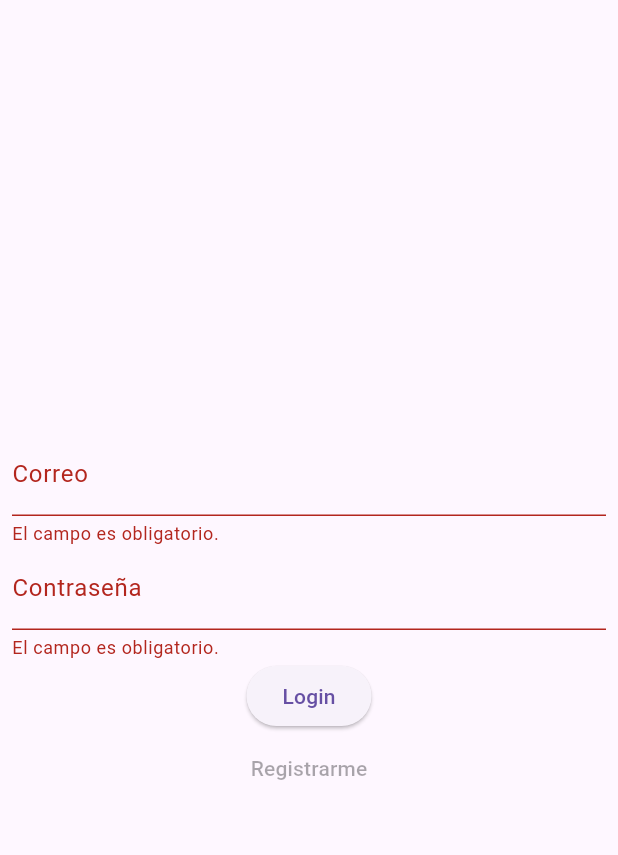
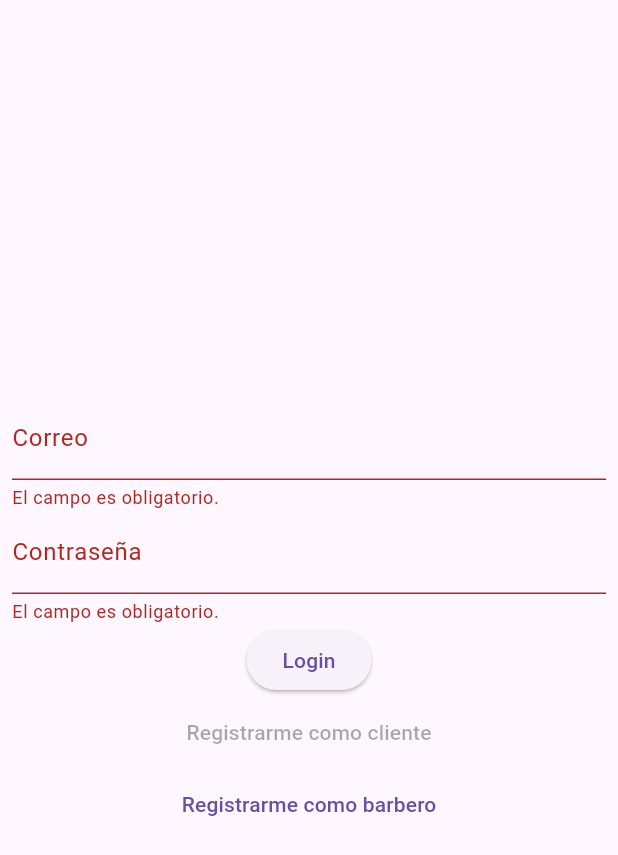
Before and after one commit to PipeGom/BarbVip, a Flutter app: the screen it shows after launch, after a tap on "Login", on a phone screen of 412 x 824 dp. Shown: the top 855 px of the screen. Run offline on Flutter 3.47's test engine with Material 3 defaults, Android fonts, the phone set to English and light mode, and no system bars.

Commit message:
feat: Landing barberos

```diff
--- a/lib/controllers/BaberController.dart
+++ b/lib/controllers/BaberController.dart
@@ -10,7 +10,7 @@ class BarberController {
     if (_key.currentState!.validate()) {
       //Agregar a la lista del provider
       provider.addBarber(barber);
-      Navigator.pushNamed(context, 'barbersManagement');
+      Navigator.pushNamed(context, 'login');
     }
   }
 
@@ -18,7 +18,7 @@ class BarberController {
       BarberProvider provider) {
     if (_key.currentState!.validate()) {
       provider.updateBarber(barber);
-      Navigator.pushNamed(context, 'barbersManagement');
+      Navigator.pushNamed(context, 'landingBarber');
     }
   }
 
--- a/lib/controllers/LoginController.dart
+++ b/lib/controllers/LoginController.dart
@@ -1,4 +1,7 @@
 import 'package:flutter/material.dart';
+import 'package:provider/provider.dart';
+import 'package:vipbarb/controllers/BarberProvider.dart';
+import 'package:vipbarb/models/barber.dart';
 
 class LoginController {
   GlobalKey<FormState> key;
@@ -15,10 +18,30 @@ class LoginController {
 
   void login(String email, String password) {
     if (!key.currentState!.validate()) return;
-    // Simular Logica para validar el usuario
-    if (email == "saurmo" && password == "admin123") {
-      // Lo enviamos a usuariosPage
+
+    // Obtén la lista de barberos
+    List<Barber> barbers =
+        Provider.of<BarberProvider>(context, listen: false).barbers;
+
+    // Verifica si el correo electrónico y la contraseña proporcionados coinciden con algún barbero en la lista
+    Barber? barber = barbers.firstWhere(
+      (barber) => barber.email == email && barber.contrasena == password,
+      orElse: () => Barber.empty(),
+    );
+    // Si el barbero existe, permite el acceso como barbero
+    if (barber.email != '') {
+      Provider.of<BarberProvider>(context, listen: false)
+          .setCurrentBarber(barber);
+
+      /// barbero logeado
+      Navigator.popAndPushNamed(context, "landingBarber");
+    } else if (email == "saurmo" && password == "admin123") {
+      // Si el correo electrónico y la contraseña son del administrador, permite el acceso como administrador
       Navigator.popAndPushNamed(context, "landingAdmin");
+    } else {
+      // Si no se encontró el barbero y las credenciales no son del administrador, muestra un mensaje de error
+      ScaffoldMessenger.of(context).showSnackBar(SnackBar(
+          content: Text('Correo electrónico o contraseña incorrectos')));
     }
   }
 }
--- a/lib/main.dart
+++ b/lib/main.dart
@@ -3,6 +3,7 @@ import 'package:provider/provider.dart';
 import 'package:vipbarb/controllers/BarberProvider.dart';
 import 'package:vipbarb/views/BarbersManagement.dart';
 import 'package:vipbarb/views/LandingAdminPage.dart';
+import 'package:vipbarb/views/LandingBarber.dart';
 import 'package:vipbarb/views/LoginPage.dart';
 import 'package:vipbarb/views/BarberRegisterPage.dart';
 import 'package:vipbarb/views/BarberUpdatePage.dart';
@@ -31,6 +32,7 @@ class HomePage extends StatelessWidget {
         'barberRegister': (context) => BaberRegisterPage(),
         'barbersManagement': (context) => BarberManagementPage(),
         'barberUpdate': (context) => BaberUpdatePage(),
+        'landingBarber': (context) => LandingBarber(),
       },
     );
   }
--- a/lib/views/LoginPage.dart
+++ b/lib/views/LoginPage.dart
@@ -55,7 +55,11 @@ class LoginPage extends StatelessWidget {
               ),
               const TextButton(
                 onPressed: null,
-                child: Text("Registrarme"),
+                child: Text("Registrarme como cliente"),
+              ),
+              TextButton(
+                onPressed: () => Navigator.pushNamed(context, 'barberRegister'),
+                child: Text("Registrarme como barbero"),
               )
             ],
           ),
```
Also changed, not shown: lib/views/LandingBarber.dart (added, +50 -0 lines).
